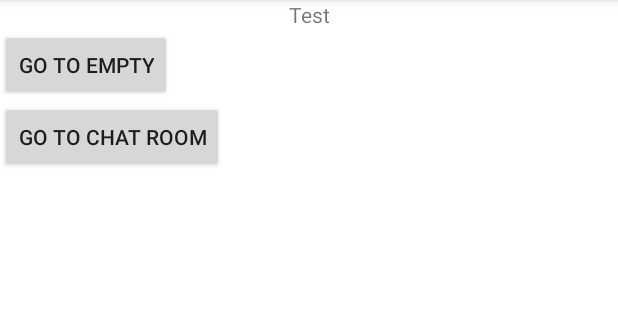
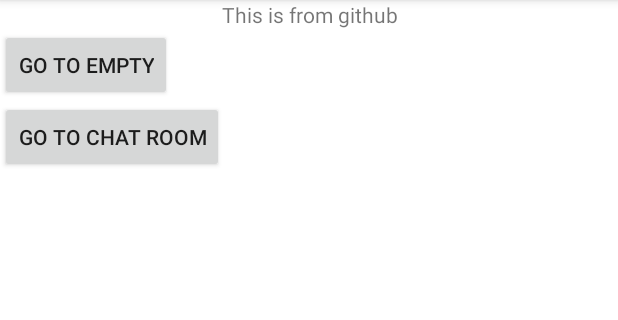
Before and after one commit to voiebuna11/awayfromclass, an Android app: the MainActivity screen opened directly, with no data from a screen before it, on a phone screen of 412 x 824 dp, the part 90-410 px from its top. Run offline under Robolectric (Android 15) with nearby library versions, the phone set to English and light mode, and no system bars; our stand-ins replace Volley; pictures from the network do not load.

Commit message:
Update from PC

```diff
--- a/app/src/main/res/layout/activity_main.xml
+++ b/app/src/main/res/layout/activity_main.xml
@@ -17,7 +17,7 @@
             android:layout_width="match_parent"
             android:layout_height="wrap_content"
             android:textAlignment="center"
-            android:text="Test"/>
+            android:text="This is from github"/>
         <Button
             android:layout_width="wrap_content"
             android:layout_height="wrap_content"
```
